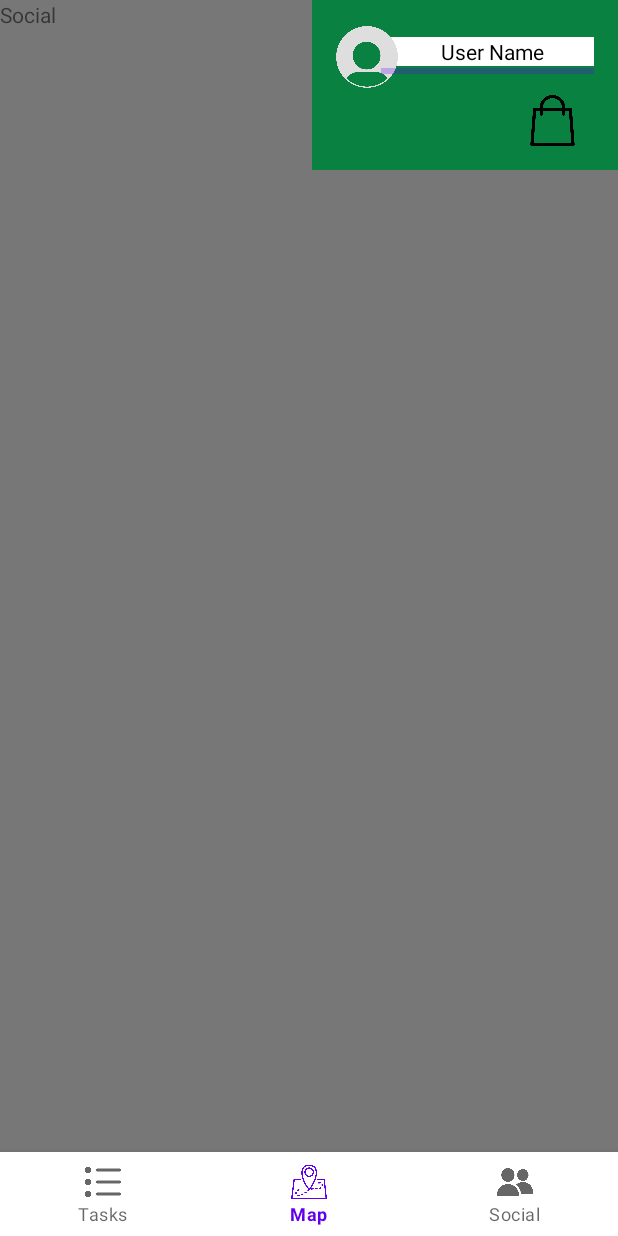
After one commit to grantliunz/EcoQuest, an Android app: the fragment Social placed in its activity, on a phone screen of 412 x 824 dp. The commit adds this screen. Run offline under Robolectric (Android 15) with nearby library versions, the phone set to English and light mode, and no system bars; our stand-ins replace navigation-ui.

Commit message:
Hardcore debugging

```diff
--- a/app/src/main/java/com/example/devs_hackathon_2023/MainActivity.java
+++ b/app/src/main/java/com/example/devs_hackathon_2023/MainActivity.java
@@ -14,11 +14,14 @@
 import android.view.ViewAnimationUtils;
 import android.view.ViewGroup;
 import android.widget.Button;
+import android.widget.FrameLayout;
 import android.widget.ImageView;
 import android.widget.RelativeLayout;
 import android.view.View.OnClickListener;
 
 import com.example.devs_hackathon_2023.activities.ShopActivity;
+import com.google.android.material.bottomnavigation.BottomNavigationView;
+import com.google.android.material.navigation.NavigationBarView;
 import com.google.android.material.snackbar.Snackbar;
 import com.google.android.material.navigation.NavigationView;
 
@@ -42,6 +45,10 @@
     private ActivityMainBinding binding;
     protected View circleView;
 
+
+    private Map map = new Map();
+    private Quests quests = new Quests();
+    private Social social = new Social();
 
     @Override
     protected void onCreate(Bundle savedInstanceState) {
--- /dev/null
+++ b/app/src/main/java/com/example/devs_hackathon_2023/Map.java
@@ -0,0 +1,28 @@
+package com.example.devs_hackathon_2023;
+
+import android.os.Bundle;
+
+import androidx.fragment.app.Fragment;
+
+import android.view.LayoutInflater;
+import android.view.View;
+import android.view.ViewGroup;
+
+/**
+ * A simple {@link Fragment} subclass.
+ * Use the {@link Map#newInstance} factory method to
+ * create an instance of this fragment.
+ */
+public class Map extends Fragment {
+
+    public Map() {
+        // Required empty public constructor
+    }
+
+    @Override
+    public View onCreateView(LayoutInflater inflater, ViewGroup container,
+                             Bundle savedInstanceState) {
+        // Inflate the layout for this fragment
+        return inflater.inflate(R.layout.fragment_map, container, false);
+    }
+}
--- /dev/null
+++ b/app/src/main/java/com/example/devs_hackathon_2023/Quests.java
@@ -0,0 +1,29 @@
+package com.example.devs_hackathon_2023;
+
+import android.os.Bundle;
+
+import androidx.fragment.app.Fragment;
+
+import android.view.LayoutInflater;
+import android.view.View;
+import android.view.ViewGroup;
+
+/**
+ * A simple {@link Fragment} subclass.
+ * Use the {@link Quests#newInstance} factory method to
+ * create an instance of this fragment.
+ */
+public class Quests extends Fragment {
+
+    public Quests() {
+        // Required empty public constructor
+    }
+
+
+    @Override
+    public View onCreateView(LayoutInflater inflater, ViewGroup container,
+                             Bundle savedInstanceState) {
+        // Inflate the layout for this fragment
+        return inflater.inflate(R.layout.fragment_quests, container, false);
+    }
+}
--- /dev/null
+++ b/app/src/main/java/com/example/devs_hackathon_2023/Social.java
@@ -0,0 +1,29 @@
+package com.example.devs_hackathon_2023;
+
+import android.os.Bundle;
+
+import androidx.fragment.app.Fragment;
+
+import android.view.LayoutInflater;
+import android.view.View;
+import android.view.ViewGroup;
+
+/**
+ * A simple {@link Fragment} subclass.
+ * Use the {@link Social#newInstance} factory method to
+ * create an instance of this fragment.
+ */
+public class Social extends Fragment {
+
+    public Social() {
+        // Required empty public constructor
+    }
+
+
+    @Override
+    public View onCreateView(LayoutInflater inflater, ViewGroup container,
+                             Bundle savedInstanceState) {
+        // Inflate the layout for this fragment
+        return inflater.inflate(R.layout.fragment_social, container, false);
+    }
+}
--- a/app/src/main/res/layout/activity_main.xml
+++ b/app/src/main/res/layout/activity_main.xml
@@ -65,25 +65,31 @@
         </RelativeLayout>
     </RelativeLayout>
 
+    <FrameLayout
+        android:id="@+id/fragment_container"
+        android:layout_width="match_parent"
+        android:layout_height="match_parent"
+        ></FrameLayout>
 
     <!-- Other views or widgets -->
 
-    <LinearLayout
-        android:id="@+id/bottomBar"
-        xmlns:android="http://schemas.android.com/apk/res/android"
-        xmlns:app="http://schemas.android.com/apk/res-auto"
-        android:layout_width="match_parent"
-        android:layout_height="wrap_content"
-        android:layout_alignParentBottom="true"
-        android:orientation="horizontal"
-        > <!-- Set your desired color here -->
+<!--    <LinearLayout-->
+<!--        android:id="@+id/bottomBar"-->
+<!--        xmlns:android="http://schemas.android.com/apk/res/android"-->
+<!--        xmlns:app="http://schemas.android.com/apk/res-auto"-->
+<!--        android:layout_width="match_parent"-->
+<!--        android:layout_height="wrap_content"-->
+<!--        android:layout_alignParentBottom="true"-->
+<!--        android:orientation="horizontal"-->
+<!--        > &lt;!&ndash; Set your desired color here &ndash;&gt;-->
         <com.google.android.material.bottomnavigation.BottomNavigationView
             android:id="@+id/bottom_navigation"
             android:layout_width="match_parent"
             android:layout_height="wrap_content"
-            app:menu="@menu/bottom_navigation_menu" />
+            app:menu="@menu/bottom_navigation_menu"
+            android:layout_alignParentBottom="true"/>
 
-    </LinearLayout>
+<!--    </LinearLayout>-->
 
 
 
--- /dev/null
+++ b/app/src/main/res/layout/fragment_social.xml
@@ -0,0 +1,14 @@
+<?xml version="1.0" encoding="utf-8"?>
+<FrameLayout xmlns:android="http://schemas.android.com/apk/res/android"
+    xmlns:tools="http://schemas.android.com/tools"
+    android:layout_width="match_parent"
+    android:layout_height="match_parent"
+    tools:context=".Social">
+
+    <!-- TODO: Update blank fragment layout -->
+    <TextView
+        android:layout_width="match_parent"
+        android:layout_height="match_parent"
+        android:text="Social" />
+
+</FrameLayout>
--- a/app/src/main/res/values/strings.xml
+++ b/app/src/main/res/values/strings.xml
@@ -10,4 +10,6 @@
     <string name="menu_home">Home</string>
     <string name="menu_gallery">Gallery</string>
     <string name="menu_slideshow">Slideshow</string>
+    <!-- TODO: Remove or change this placeholder text -->
+    <string name="hello_blank_fragment">Hello blank fragment</string>
 </resources>
```
Also changed, not shown: app/src/main/res/layout/fragment_map.xml (added, +14 -0 lines), app/src/main/res/layout/fragment_quests.xml (added, +14 -0 lines).
